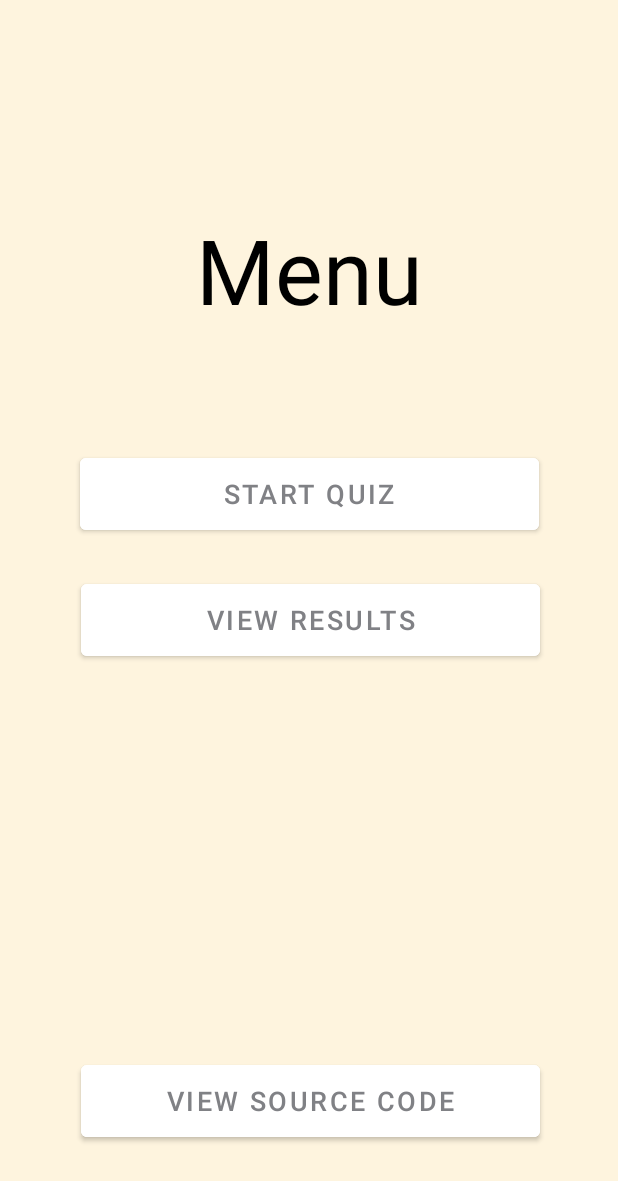
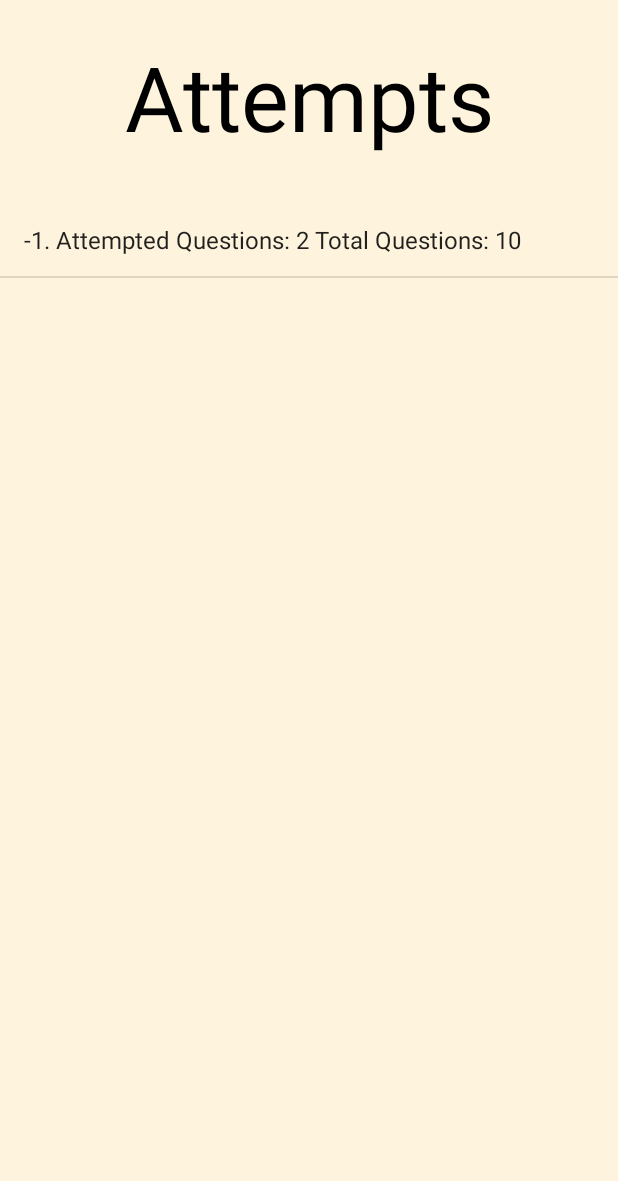
Before and after one commit to MuhammadTalhaTahir/The-MCQ-App, an Android app: the MenuScreen screen opened directly, with no data from a screen before it, after a tap on "VIEW RESULTS", on a phone screen of 412 x 824 dp. Shown: the top 1181 px of the screen. Run offline under Robolectric (Android 15) with nearby library versions, the phone set to English and light mode, and no system bars; Roboto replaces fonts that are not available here.

Commit message:
Implement sessions list

```diff
--- a/app/src/main/java/com/example/themcqapp/DataBaseContext.java
+++ b/app/src/main/java/com/example/themcqapp/DataBaseContext.java
@@ -7,6 +7,8 @@ import android.database.sqlite.SQLiteDatabase;
 import android.database.sqlite.SQLiteOpenHelper;
 
 import androidx.annotation.Nullable;
+
+import java.util.ArrayList;
 
 public class DataBaseContext extends SQLiteOpenHelper {
     public DataBaseContext(@Nullable Context context){
@@ -43,4 +45,13 @@ public class DataBaseContext extends SQLiteOpenHelper {
     public void onUpgrade(SQLiteDatabase sqLiteDatabase, int i, int i1) {
 
     }
+    public ArrayList<Session> getSessions(){
+        ArrayList<Session> result = new ArrayList<Session>();
+        SQLiteDatabase db = this.getReadableDatabase();
+        Cursor sessionsList = db.rawQuery("select sessionId, count(question) from results group by sessionId;", null);
+        while(sessionsList.moveToNext()){
+            result.add(new Session(sessionsList.getInt(0), sessionsList.getInt(1)));
+        }
+        return result;
+    }
 }
--- a/app/src/main/java/com/example/themcqapp/MenuScreen.java
+++ b/app/src/main/java/com/example/themcqapp/MenuScreen.java
@@ -35,8 +35,11 @@ public class MenuScreen extends AppCompatActivity implements View.OnClickListene
                 startActivity(intent);
                 break;
             }
-            case(R.id.viewResult):
+            case(R.id.viewResult): {
+                Intent intent = new Intent(this, Result.class);
+                startActivity(intent);
                 break;
+            }
             case(R.id.gitRepoLink): {
                 Uri repoLink = Uri.parse("https://github.com/MuhammadTalhaTahir/The-MCQ-App/");
                 Intent intent = new Intent(Intent.ACTION_VIEW, repoLink);
--- /dev/null
+++ b/app/src/main/java/com/example/themcqapp/Result.java
@@ -0,0 +1,32 @@
+package com.example.themcqapp;
+
+import androidx.appcompat.app.AppCompatActivity;
+
+import android.os.Bundle;
+import android.view.View;
+import android.widget.AdapterView;
+import android.widget.ArrayAdapter;
+import android.widget.ListView;
+
+import java.util.ArrayList;
+
+public class Result extends AppCompatActivity {
+    ListView sessionsListView;
+    DataBaseContext db;
+    @Override
+    protected void onCreate(Bundle savedInstanceState) {
+        super.onCreate(savedInstanceState);
+        setContentView(R.layout.activity_result);
+        sessionsListView = findViewById(R.id.sessionsList);
+        db = new DataBaseContext(this);
+        ArrayList<Session> data = db.getSessions();
+        ArrayAdapter<Session> adpt = new ArrayAdapter<Session>(this, android.R.layout.simple_list_item_1, data);
+        sessionsListView.setAdapter(adpt);
+        sessionsListView.setOnItemClickListener(new AdapterView.OnItemClickListener() {
+            @Override
+            public void onItemClick(AdapterView<?> adapterView, View view, int i, long l) {
+                Intent intent = new
+            }
+        });
+    }
+}
--- /dev/null
+++ b/app/src/main/java/com/example/themcqapp/Session.java
@@ -0,0 +1,15 @@
+package com.example.themcqapp;
+
+public class Session {
+    public int sessionId;
+    public int attemptedQuesitons;
+    public float percentage;
+    public Session(int sessionId, int attemptedQuesitons){
+        this.sessionId = sessionId;
+        this.attemptedQuesitons = attemptedQuesitons;
+    }
+    @Override
+    public String toString(){
+        return sessionId + ". " + "Attempted Questions: "+attemptedQuesitons +" Total Questions: 10";
+    }
+}
--- /dev/null
+++ b/app/src/main/res/layout/activity_result.xml
@@ -0,0 +1,32 @@
+<?xml version="1.0" encoding="utf-8"?>
+<androidx.constraintlayout.widget.ConstraintLayout xmlns:android="http://schemas.android.com/apk/res/android"
+    xmlns:app="http://schemas.android.com/apk/res-auto"
+    xmlns:tools="http://schemas.android.com/tools"
+    android:layout_width="match_parent"
+    android:layout_height="match_parent"
+    android:background="@color/applicationBackground"
+    tools:context=".Result">
+
+
+    <ListView
+        android:id="@+id/sessionsList"
+        android:layout_width="match_parent"
+        android:layout_height="648dp"
+        android:layout_marginBottom="40dp"
+        app:layout_constraintBottom_toBottomOf="parent"
+        app:layout_constraintEnd_toEndOf="parent"
+        app:layout_constraintStart_toStartOf="parent" />
+
+    <TextView
+        android:id="@+id/textView5"
+        android:layout_width="255dp"
+        android:layout_height="88dp"
+        android:text="Attempts"
+        android:textAlignment="center"
+        android:textColor="@color/black"
+        android:textSize="60sp"
+        app:layout_constraintBottom_toTopOf="@+id/sessionsList"
+        app:layout_constraintEnd_toEndOf="parent"
+        app:layout_constraintStart_toStartOf="parent"
+        app:layout_constraintTop_toTopOf="parent" />
+</androidx.constraintlayout.widget.ConstraintLayout>
```
Also changed, not shown: app/src/main/AndroidManifest.xml (+14 -0 lines), app/src/main/java/com/example/themcqapp/DetailView.java (added, +14 -0 lines), app/src/main/java/com/example/themcqapp/MainActivity.java (+14 -10 lines), app/src/main/res/layout/activity_detail_view.xml (added, +9 -0 lines).
